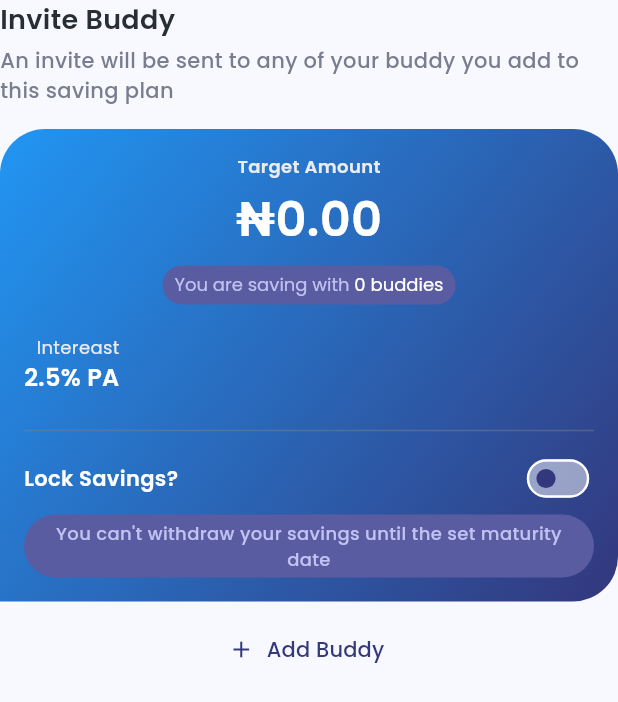
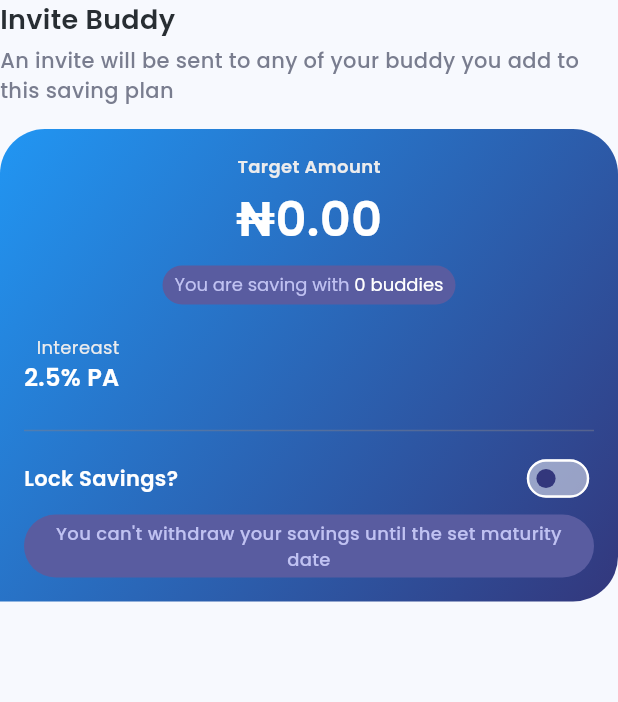
Before and after one commit to applevinc/kwaba, a Flutter app: the BuddySavingsInviteView widget shown alone on an empty page, opened directly, on a phone screen of 412 x 824 dp. Shown: the top 702 px of the screen. Run offline on Flutter 3.47's test engine with Material 3 defaults, Android fonts, the phone set to English and light mode, and no system bars; our stand-ins replace faker, google_fonts.

Commit message:
bug fixes

```diff
--- a/lib/screens/buddy_savings/buddy_savings.controller.dart
+++ b/lib/screens/buddy_savings/buddy_savings.controller.dart
@@ -42,6 +42,8 @@ class BuddySavingsController extends ChangeNotifier {
       );
 
   late final TextEditingController numberOfBuddiesController;
+
+  int get numberOfBuddies => int.tryParse(numberOfBuddiesController.text) ?? 0;
 
   late final TextEditingController startDateController;
 
@@ -166,7 +168,13 @@ class BuddySavingsController extends ChangeNotifier {
 
   List<Buddy> get buddies => _buddies;
 
+  bool get canAddBuddy => _buddies.length < numberOfBuddies;
+
   void addBuddy(Buddy buddy) {
+    if (!canAddBuddy) {
+      return;
+    }
+
     _buddies.add(buddy);
     notifyListeners();
   }
--- a/lib/screens/buddy_savings/steps/invite_step.view.dart
+++ b/lib/screens/buddy_savings/steps/invite_step.view.dart
@@ -38,6 +38,8 @@ class _BuddySavingsInviteViewState extends State<BuddySavingsInviteView> {
 
   @override
   Widget build(BuildContext context) {
+    final controller = context.watch<BuddySavingsController>();
+
     return SingleChildScrollView(
       child: Column(
         crossAxisAlignment: CrossAxisAlignment.start,
@@ -57,13 +59,16 @@ class _BuddySavingsInviteViewState extends State<BuddySavingsInviteView> {
           ),
           const SizedBox(height: 16),
           const _CardView(),
-          const SizedBox(height: 8),
-          Align(
+          if (controller.canAddBuddy)
+            Padding(
+              padding: const EdgeInsets.only(top: 8),
+              child: Align(
                 alignment: Alignment.center,
                 child: TextButton.icon(
                   onPressed: addBuddy,
                   icon: const Icon(Icons.add),
                   label: const Text('Add Buddy'),
+                ),
               ),
             ),
           const _BuddiesView(),
@@ -133,7 +138,7 @@ class _CardView extends StatelessWidget {
                   ),
                   children: <TextSpan>[
                     TextSpan(
-                      text: '${controller.buddies.length} buddies',
+                      text: '${controller.numberOfBuddies} buddies',
                       style: AppText.bold400.copyWith(
                         color: Colors.white,
                         fontSize: 12,
@@ -266,7 +271,7 @@ class _BuddiesView extends StatelessWidget {
       shrinkWrap: true,
       itemCount: buddies.length,
       physics: const NeverScrollableScrollPhysics(),
-      padding: const EdgeInsets.only(bottom: 40),
+      padding: const EdgeInsets.only(top: 20, bottom: 40),
       itemBuilder: (context, index) {
         final buddy = buddies[index];
         return item(buddy: buddy, context: context);
```
Lines whose indentation alone changed are shown as unchanged.
